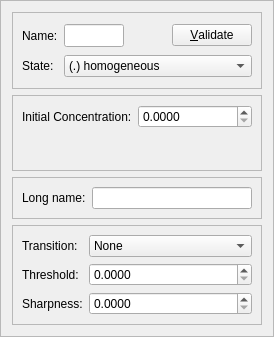
First picture: the form in src/gui/cpdwindow.ui, repository stevenvergenz/chemecher, before the edit.
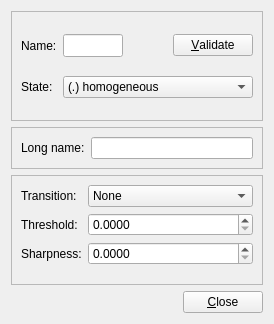
Second picture: the form after the edit.

Commit message: Worked a TON on the StepWindow, created basis for drag&drop from specie list

The edit to the form file:
```diff
--- a/src/gui/cpdwindow.ui
+++ b/src/gui/cpdwindow.ui
@@ -1,7 +1,7 @@
 <?xml version="1.0" encoding="UTF-8"?>
 <ui version="4.0">
  <class>cpdWindow</class>
- <widget class="QFrame" name="cpdWindow">
+ <widget class="QWidget" name="cpdWindow">
   <property name="windowModality">
    <enum>Qt::NonModal</enum>
   </property>
@@ -10,38 +10,45 @@
     <x>0</x>
     <y>0</y>
     <width>274</width>
-    <height>337</height>
+    <height>324</height>
    </rect>
   </property>
   <property name="sizePolicy">
-   <sizepolicy hsizetype="Fixed" vsizetype="Fixed">
+   <sizepolicy hsizetype="Preferred" vsizetype="Preferred">
     <horstretch>0</horstretch>
     <verstretch>0</verstretch>
    </sizepolicy>
   </property>
   <property name="minimumSize">
    <size>
-    <width>261</width>
-    <height>337</height>
+    <width>274</width>
+    <height>324</height>
    </size>
   </property>
   <property name="maximumSize">
    <size>
     <width>274</width>
-    <height>339</height>
+    <height>324</height>
    </size>
   </property>
   <property name="windowTitle">
    <string>Frame</string>
   </property>
-  <property name="frameShape">
-   <enum>QFrame::StyledPanel</enum>
-  </property>
-  <property name="frameShadow">
-   <enum>QFrame::Raised</enum>
-  </property>
-  <layout class="QVBoxLayout" name="verticalLayout">
-   <item>
+  <layout class="QGridLayout" name="gridLayout">
+   <item row="3" column="0">
+    <spacer name="horizontalSpacer_2">
+     <property name="orientation">
+      <enum>Qt::Horizontal</enum>
+     </property>
+     <property name="sizeHint" stdset="0">
+      <size>
+       <width>40</width>
+       <height>20</height>
+      </size>
+     </property>
+    </spacer>
+   </item>
+   <item row="0" column="0" colspan="2">
     <widget class="QFrame" name="frame">
      <property name="sizePolicy">
       <sizepolicy hsizetype="Preferred" vsizetype="Expanding">
@@ -163,40 +170,8 @@
      </layout>
     </widget>
    </item>
-   <item>
+   <item row="1" column="0" colspan="2">
     <widget class="QFrame" name="frm1">
-     <property name="sizePolicy">
-      <sizepolicy hsizetype="Preferred" vsizetype="Expanding">
-       <horstretch>0</horstretch>
-       <verstretch>0</verstretch>
-      </sizepolicy>
-     </property>
-     <property name="frameShape">
-      <enum>QFrame::StyledPanel</enum>
-     </property>
-     <property name="frameShadow">
-      <enum>QFrame::Raised</enum>
-     </property>
-     <layout class="QFormLayout" name="formLayout_3">
-      <item row="0" column="0">
-       <widget class="QLabel" name="label_3">
-        <property name="text">
-         <string>Initial Concentration:</string>
-        </property>
-       </widget>
-      </item>
-      <item row="0" column="1">
-       <widget class="QDoubleSpinBox" name="spinConc">
-        <property name="decimals">
-         <number>4</number>
-        </property>
-       </widget>
-      </item>
-     </layout>
-    </widget>
-   </item>
-   <item>
-    <widget class="QFrame" name="frm2">
      <property name="frameShape">
       <enum>QFrame::StyledPanel</enum>
      </property>
@@ -204,6 +179,9 @@
       <enum>QFrame::Raised</enum>
      </property>
      <layout class="QFormLayout" name="formLayout_2">
+      <property name="fieldGrowthPolicy">
+       <enum>QFormLayout::AllNonFixedFieldsGrow</enum>
+      </property>
       <item row="0" column="0">
        <widget class="QLabel" name="label_4">
         <property name="text">
@@ -217,8 +195,8 @@
      </layout>
     </widget>
    </item>
-   <item>
-    <widget class="QFrame" name="frm3">
+   <item row="2" column="0" colspan="2">
+    <widget class="QFrame" name="frm2">
      <property name="sizePolicy">
       <sizepolicy hsizetype="Expanding" vsizetype="Expanding">
        <horstretch>0</horstretch>
@@ -244,6 +222,12 @@
       </item>
       <item row="2" column="1">
        <widget class="QDoubleSpinBox" name="spinThresh">
+        <property name="sizePolicy">
+         <sizepolicy hsizetype="Minimum" vsizetype="Minimum">
+          <horstretch>0</horstretch>
+          <verstretch>0</verstretch>
+         </sizepolicy>
+        </property>
         <property name="decimals">
          <number>4</number>
         </property>
@@ -261,6 +245,12 @@
       </item>
       <item row="3" column="1">
        <widget class="QDoubleSpinBox" name="spinSharp">
+        <property name="sizePolicy">
+         <sizepolicy hsizetype="Minimum" vsizetype="Minimum">
+          <horstretch>0</horstretch>
+          <verstretch>0</verstretch>
+         </sizepolicy>
+        </property>
         <property name="decimals">
          <number>4</number>
         </property>
@@ -281,6 +271,12 @@
       </item>
       <item row="1" column="1">
        <widget class="QComboBox" name="comboTrans">
+        <property name="sizePolicy">
+         <sizepolicy hsizetype="Preferred" vsizetype="Minimum">
+          <horstretch>0</horstretch>
+          <verstretch>0</verstretch>
+         </sizepolicy>
+        </property>
         <item>
          <property name="text">
           <string>None</string>
@@ -301,6 +297,13 @@
      </layout>
     </widget>
    </item>
+   <item row="3" column="1">
+    <widget class="QPushButton" name="pushButton">
+     <property name="text">
+      <string>&amp;Close</string>
+     </property>
+    </widget>
+   </item>
   </layout>
  </widget>
  <tabstops>
```
Left out of the diff: 2 changed lines with no effect on the pictures. The commit also changes 17 other files.
